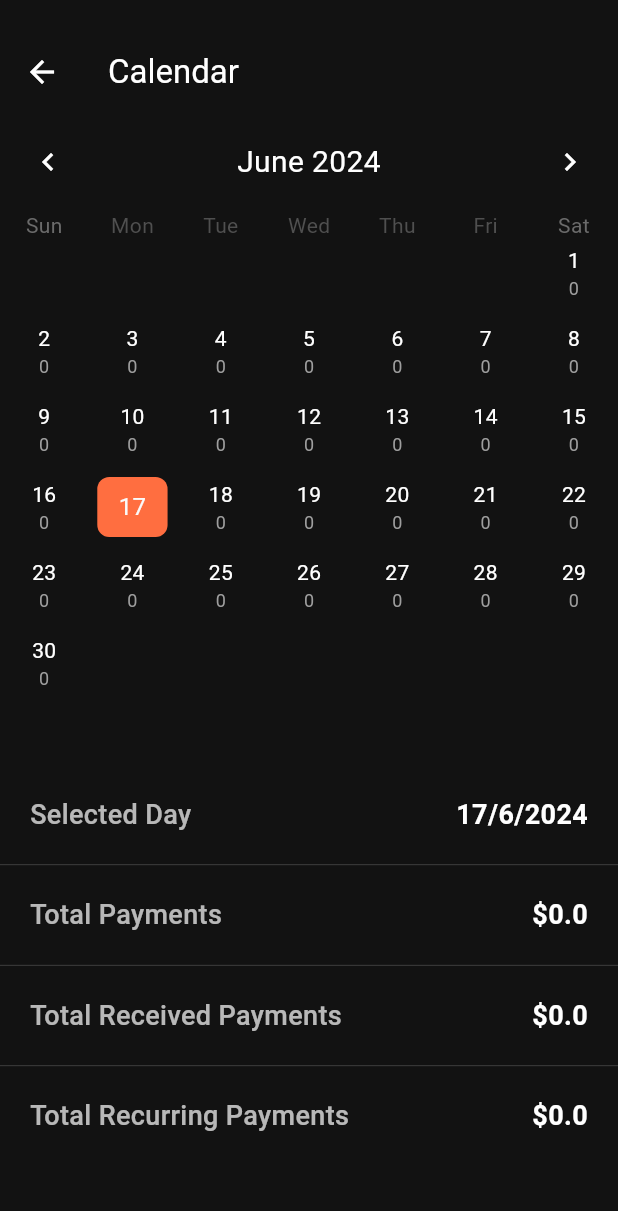
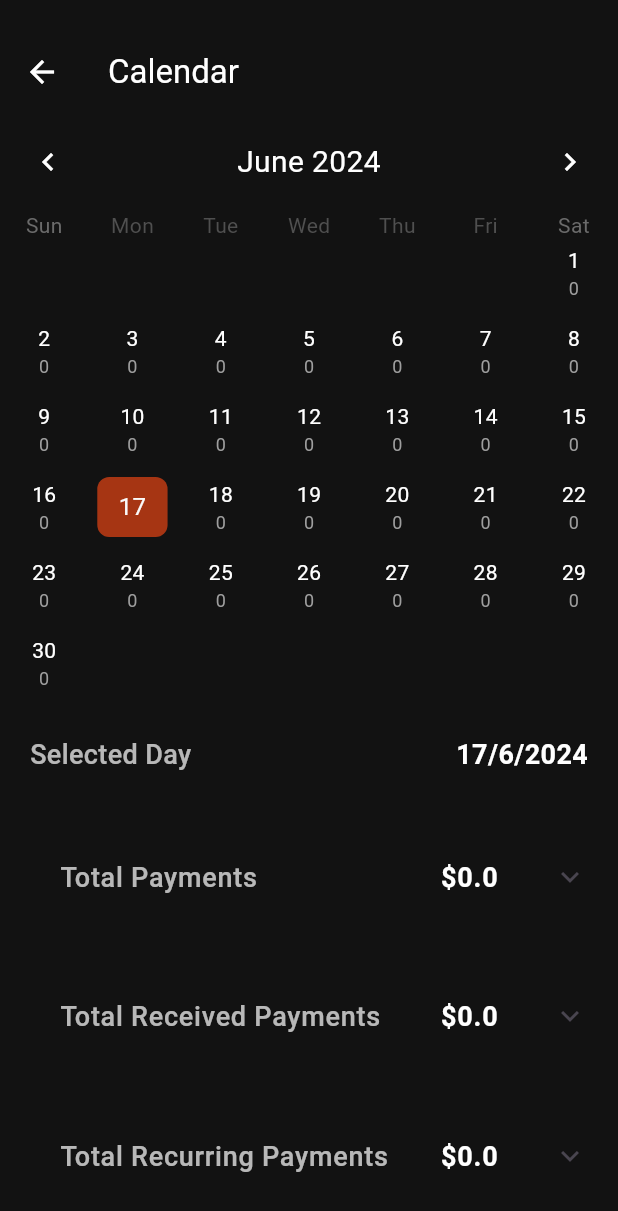
Before and after one commit to PioBasile/Lira, a Flutter app: the Calendar screen opened by its route, on a phone screen of 412 x 824 dp. Shown: the top 1211 px of the screen. Run offline on Flutter 3.47's test engine with Material 3 defaults, Android fonts, the phone set to English and light mode, and no system bars; drawn by our look-alikes of table_calendar; our stand-ins replace cloud_firestore, firebase_auth, firebase_core, percent_indicator, pie_chart; missing offline and left inert: avoid_keyboard; accounts and stored records are empty.

Commit message:
working on calendar

```diff
--- a/lib/main.dart
+++ b/lib/main.dart
@@ -16,8 +16,8 @@ import 'package:test/services/auth/auth_gate.dart';
 import 'package:test/services/calculations/calculations.dart';
 
 // ----------------TO Continue--------------------
-//START WITH GRAPHHH
 //- settings page
+// - calendar page
 
 //--------------------To FIX---------------------
 //calculate one time per month the salary , add something to track it per month and year
--- a/lib/pages/calendar.dart
+++ b/lib/pages/calendar.dart
@@ -1,3 +1,5 @@
+// ignore_for_file: sort_child_properties_last
+
 import 'package:flutter/material.dart';
 import 'package:table_calendar/table_calendar.dart';
 // ignore: depend_on_referenced_packages
@@ -34,7 +36,6 @@ class _CalendarState extends State<Calendar> {
     });
   }
 
-
   void _updateDayInfo() {
     setState(() {
       totalPayments = getTotalPayments(_selectedDay);
@@ -45,13 +46,11 @@ class _CalendarState extends State<Calendar> {
 
   @override
   Widget build(BuildContext context) {
-    // ignore: unused_local_variable
-    late double amountSpent;
     return Scaffold(
       appBar: PreferredSize(
-            preferredSize: const Size.fromHeight(kToolbarHeight + 20.0),  // Augmente la hauteur de l'AppBar pour inclure l'espace ajouté
+        preferredSize: const Size.fromHeight(kToolbarHeight + 20.0),
         child: Padding(
-              padding: const EdgeInsets.only(top: 20.0),  // Ajoute un espace au-dessus de l'AppBar
+          padding: const EdgeInsets.only(top: 20.0),
           child: AppBar(
             title: const Text('Calendar', style: TextStyle(color: Colors.white)),
             backgroundColor: const Color.fromARGB(255, 18, 18, 18),
@@ -105,7 +104,6 @@ class _CalendarState extends State<Calendar> {
                     ],
                   ),
                 );
-
               },
             ),
             calendarStyle: CalendarStyle(
@@ -120,7 +118,7 @@ class _CalendarState extends State<Calendar> {
                 borderRadius: BorderRadius.circular(8),
               ),
               selectedDecoration: BoxDecoration(
-                color: Colors.deepOrangeAccent,
+                color: const Color.fromARGB(255, 166, 53, 19),
                 shape: BoxShape.rectangle,
                 borderRadius: BorderRadius.circular(8),
               ),
@@ -133,19 +131,48 @@ class _CalendarState extends State<Calendar> {
               rightChevronIcon: Icon(Icons.chevron_right, color: Colors.white),
             ),
           ),
-          const SizedBox(height: 50),
+          const SizedBox(height: 10),
+          _infoRow('Selected Day', '${_selectedDay.day}/${_selectedDay.month}/${_selectedDay.year}'),
+          const SizedBox(height: 10),
           Expanded(
-            child: Column(
+            child: ListView(
               children: [
-                _infoRow('Selected Day',
-                    '${_selectedDay.day}/${_selectedDay.month}/${_selectedDay.year}'),
-                _infoDivider(),
-                _infoRow('Total Payments', '\$$totalPayments'),
-                _infoDivider(),
-                _infoRow('Total Received Payments', '\$$totalReceivedPayments'),
-                _infoDivider(),
-                _infoRow(
-                    'Total Recurring Payments', '\$$totalRecurringPayments'),
+                Padding(
+                  padding: const EdgeInsets.symmetric(vertical: 12, horizontal: 20),
+                  child: _buildExpansionTile(
+                    'Total Payments',
+                    '\$$totalPayments',
+                    getAllInfoOfSelectedDay(
+                      _selectedDay.day,
+                      _selectedDay.month.toString(),
+                      _selectedDay.year.toString(),
+                    ).map((payment) => _infoRow(payment['description'], '\$${payment['amount']}')).toList(),
+                  ),
+                ),
+                Padding(
+                  padding: const EdgeInsets.symmetric(vertical: 12, horizontal: 20),
+                  child: _buildExpansionTile(
+                    'Total Received Payments',
+                    '\$$totalReceivedPayments',
+                    getAllInfoOfSelectedDay(
+                      _selectedDay.day,
+                      _selectedDay.month.toString(),
+                      _selectedDay.year.toString(),
+                    ).map((payment) => _infoRow(payment['description'], '\$${payment['amount']}')).toList(),
+                  ),
+                ),
+                Padding(
+                  padding: const EdgeInsets.symmetric(vertical: 12, horizontal: 20),
+                  child: _buildExpansionTile(
+                    'Total Recurring Payments',
+                    '\$$totalRecurringPayments',
+                    getAllInfoOfSelectedDay(
+                      _selectedDay.day,
+                      _selectedDay.month.toString(),
+                      _selectedDay.year.toString(),
+                    ).map((payment) => _infoRow(payment['description'], '\$${payment['amount']}')).toList(),
+                  ),
+                ),
               ],
             ),
           ),
@@ -154,12 +181,14 @@ class _CalendarState extends State<Calendar> {
     );
   }
 
-
+  List<Map<String, dynamic>> getAllInfoOfSelectedDay(int day, String month, String year) {
+    return getAllInfoForCalendar(day, month, year); // from calculations.dart
+  }
 
   double getTotalPayments(DateTime date) {
     List<double> payments = [];
     double total = 0;
-    String day = date.day.toString().split("/")[0];
+    String day = date.day.toString();
     String month = date.month.toString();
     String year = date.year.toString();
 
@@ -189,6 +218,20 @@ class _CalendarState extends State<Calendar> {
       total += payment;
     }
     return total;
+  }
+
+  Widget _buildExpansionTile(String title, String value, List<Widget> children) {
+    return ExpansionTile(
+      title: _infoRow(title, value),
+      childrenPadding: const EdgeInsets.symmetric(horizontal: 20), // Ensure the padding is consistent
+      children: children.map((child) {
+        return Padding(
+          padding: const EdgeInsets.symmetric(horizontal: 20), // Add padding to each child
+          child: child,
+        );
+      }).toList(),
+      tilePadding: EdgeInsets.zero, // Remove default padding
+    );
   }
 
   Widget _infoRow(String title, String value) {
--- a/lib/services/calculations/calculations.dart
+++ b/lib/services/calculations/calculations.dart
@@ -318,3 +318,33 @@ double syncBankAmountToDay(String day, String month, String year) {
   print("amount bank today: $amountBankDouble");
   return amountBankDouble;
 }
+
+List<Map<String, dynamic>> getAllInfoForCalendar(int day, String month,String year){
+  List<Map<String, dynamic>> payments = getPaymentsForMonth(month, year);
+  List<Map<String, dynamic>> receivedPayments = getReceivedPaymentsForMonth(month, year);
+  List<Map<String, dynamic>> recurringPayments = getRecurringPaymentsForMonth();
+
+  List<Map<String, dynamic>> allInfo = [];
+
+  for (var payment in payments) {
+    DateTime date = payment['timestamp'].toDate();
+    if (date.day == day) {
+      allInfo.add(payment);
+    }
+  }
+
+  for (var payment in receivedPayments) {
+    DateTime date = payment['timestamp'].toDate();
+    if (date.day == day) {
+      allInfo.add(payment);
+    }
+  }
+
+  for (var payment in recurringPayments) {
+    if (payment['date'] == day.toString()) {
+      allInfo.add(payment);
+    }
+  }
+
+  return allInfo;
+}
--- a/lib/services/database/firestore.dart
+++ b/lib/services/database/firestore.dart
@@ -277,6 +277,9 @@ class FireStoreService {
     return info;
   }
 
+//------------------Get ALL INFO FOR CALENDAR---------------------------
+
+
 
 
 }
```
Lines whose indentation alone changed are shown as unchanged.
